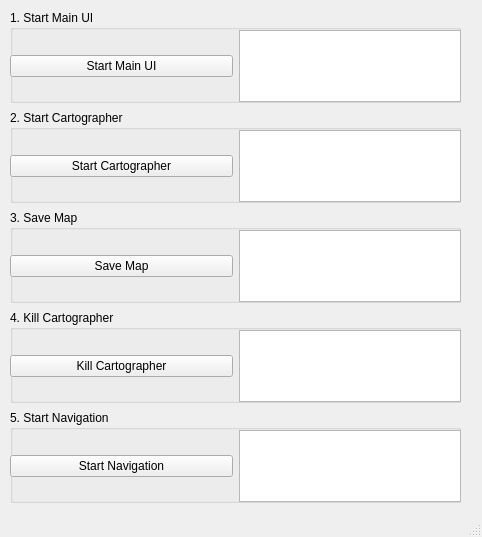
First picture: the form in src/turtlebot3_term_pj/turtlebot3_term_pj/master_ui.ui, repository NMHK-134711/turtlebot3_term_pj, before the edit.
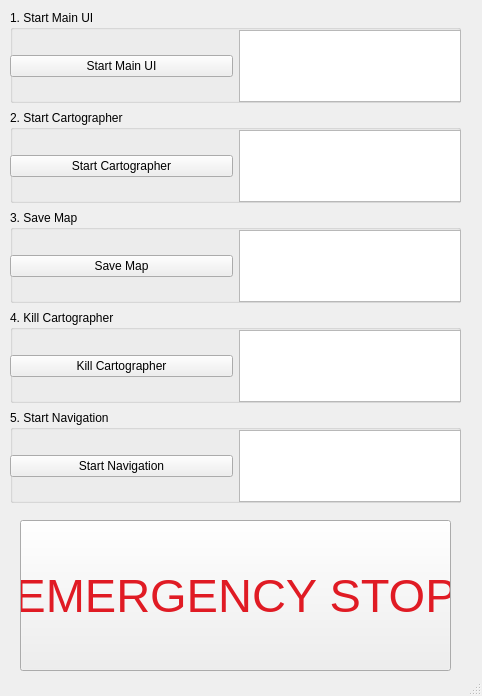
Second picture: the form after the edit.

What changed in the file:
```diff
--- a/src/turtlebot3_term_pj/turtlebot3_term_pj/master_ui.ui
+++ b/src/turtlebot3_term_pj/turtlebot3_term_pj/master_ui.ui
@@ -7,7 +7,7 @@
     <x>0</x>
     <y>0</y>
     <width>482</width>
-    <height>537</height>
+    <height>696</height>
    </rect>
   </property>
   <property name="windowTitle">
@@ -189,6 +189,33 @@
      </layout>
     </widget>
    </widget>
+   <widget class="QPushButton" name="emergency_stop">
+    <property name="geometry">
+     <rect>
+      <x>20</x>
+      <y>520</y>
+      <width>431</width>
+      <height>151</height>
+     </rect>
+    </property>
+    <property name="font">
+     <font>
+      <family>Ubuntu</family>
+      <pointsize>35</pointsize>
+      <strikeout>false</strikeout>
+      <kerning>true</kerning>
+     </font>
+    </property>
+    <property name="autoFillBackground">
+     <bool>false</bool>
+    </property>
+    <property name="styleSheet">
+     <string notr="true">color: rgb(224, 27, 36);</string>
+    </property>
+    <property name="text">
+     <string>EMERGENCY STOP</string>
+    </property>
+   </widget>
   </widget>
   <widget class="QStatusBar" name="statusbar"/>
  </widget>
```
